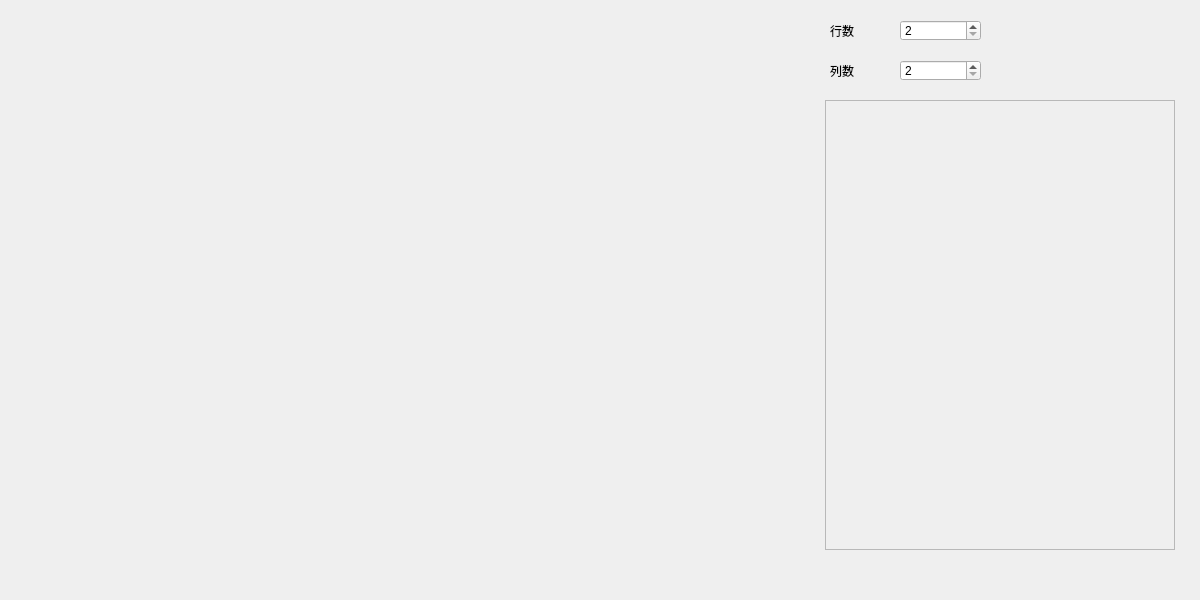
This is BannerDesigner.ui in 345ljh/MinecraftBannerDesigner as Qt 5 draws it before an edit. The edited form follows.
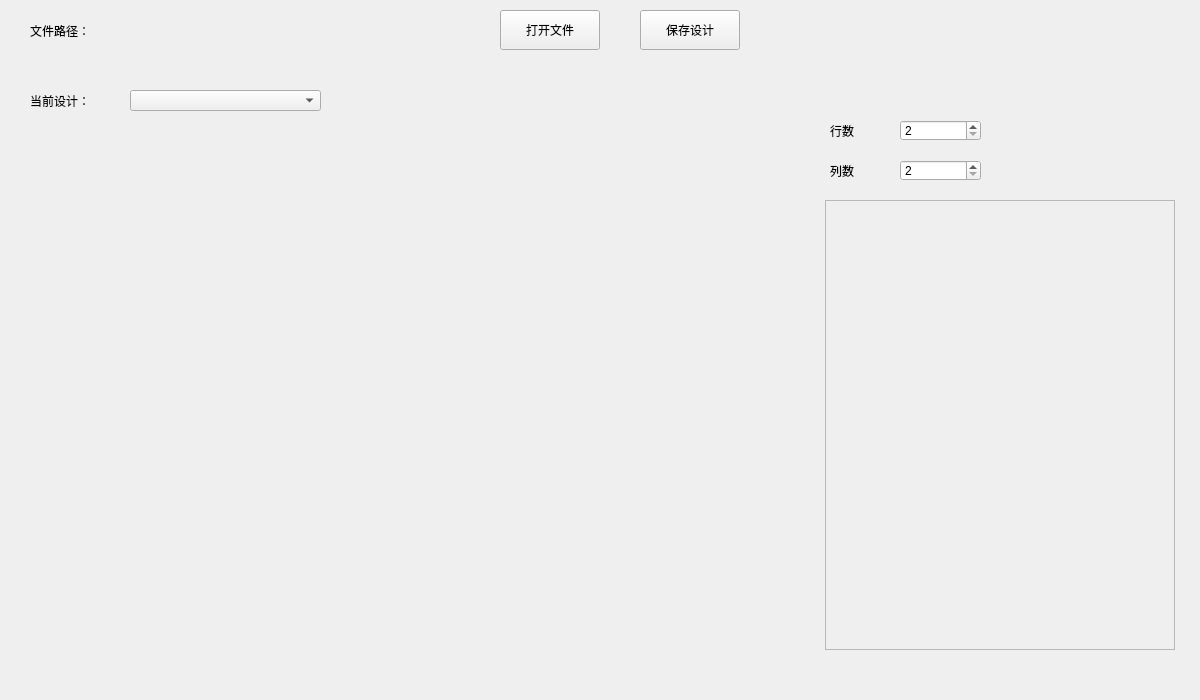
This is the edited form.

What changed in the file:
```diff
--- a/BannerDesigner.ui
+++ b/BannerDesigner.ui
@@ -7,7 +7,7 @@
     <x>0</x>
     <y>0</y>
     <width>1200</width>
-    <height>600</height>
+    <height>700</height>
    </rect>
   </property>
   <property name="windowTitle">
@@ -20,7 +20,7 @@
    <property name="geometry">
     <rect>
      <x>825</x>
-     <y>100</y>
+     <y>200</y>
      <width>350</width>
      <height>450</height>
     </rect>
@@ -54,7 +54,7 @@
    <property name="geometry">
     <rect>
      <x>900</x>
-     <y>20</y>
+     <y>120</y>
      <width>81</width>
      <height>21</height>
     </rect>
@@ -70,7 +70,7 @@
    <property name="geometry">
     <rect>
      <x>830</x>
-     <y>20</y>
+     <y>120</y>
      <width>71</width>
      <height>21</height>
     </rect>
@@ -83,7 +83,7 @@
    <property name="geometry">
     <rect>
      <x>900</x>
-     <y>60</y>
+     <y>160</y>
      <width>81</width>
      <height>21</height>
     </rect>
@@ -99,7 +99,7 @@
    <property name="geometry">
     <rect>
      <x>830</x>
-     <y>60</y>
+     <y>160</y>
      <width>71</width>
      <height>21</height>
     </rect>
@@ -108,6 +108,84 @@
     <string>列数</string>
    </property>
   </widget>
+  <widget class="QLabel" name="FilepathTxtLabel">
+   <property name="geometry">
+    <rect>
+     <x>30</x>
+     <y>20</y>
+     <width>71</width>
+     <height>21</height>
+    </rect>
+   </property>
+   <property name="text">
+    <string>文件路径：</string>
+   </property>
+  </widget>
+  <widget class="QLabel" name="FilePathLabel">
+   <property name="geometry">
+    <rect>
+     <x>130</x>
+     <y>20</y>
+     <width>341</width>
+     <height>61</height>
+    </rect>
+   </property>
+   <property name="text">
+    <string/>
+   </property>
+   <property name="alignment">
+    <set>Qt::AlignLeading|Qt::AlignLeft|Qt::AlignTop</set>
+   </property>
+  </widget>
+  <widget class="QPushButton" name="FileButton">
+   <property name="geometry">
+    <rect>
+     <x>500</x>
+     <y>10</y>
+     <width>100</width>
+     <height>40</height>
+    </rect>
+   </property>
+   <property name="text">
+    <string>打开文件</string>
+   </property>
+  </widget>
+  <widget class="QPushButton" name="SaveButton">
+   <property name="geometry">
+    <rect>
+     <x>640</x>
+     <y>10</y>
+     <width>100</width>
+     <height>40</height>
+    </rect>
+   </property>
+   <property name="text">
+    <string>保存设计</string>
+   </property>
+  </widget>
+  <widget class="QComboBox" name="BannerSelectComboBox">
+   <property name="geometry">
+    <rect>
+     <x>130</x>
+     <y>90</y>
+     <width>191</width>
+     <height>21</height>
+    </rect>
+   </property>
+  </widget>
+  <widget class="QLabel" name="BannerSelectLaber">
+   <property name="geometry">
+    <rect>
+     <x>30</x>
+     <y>90</y>
+     <width>71</width>
+     <height>21</height>
+    </rect>
+   </property>
+   <property name="text">
+    <string>当前设计：</string>
+   </property>
+  </widget>
  </widget>
  <resources/>
  <connections/>
```
